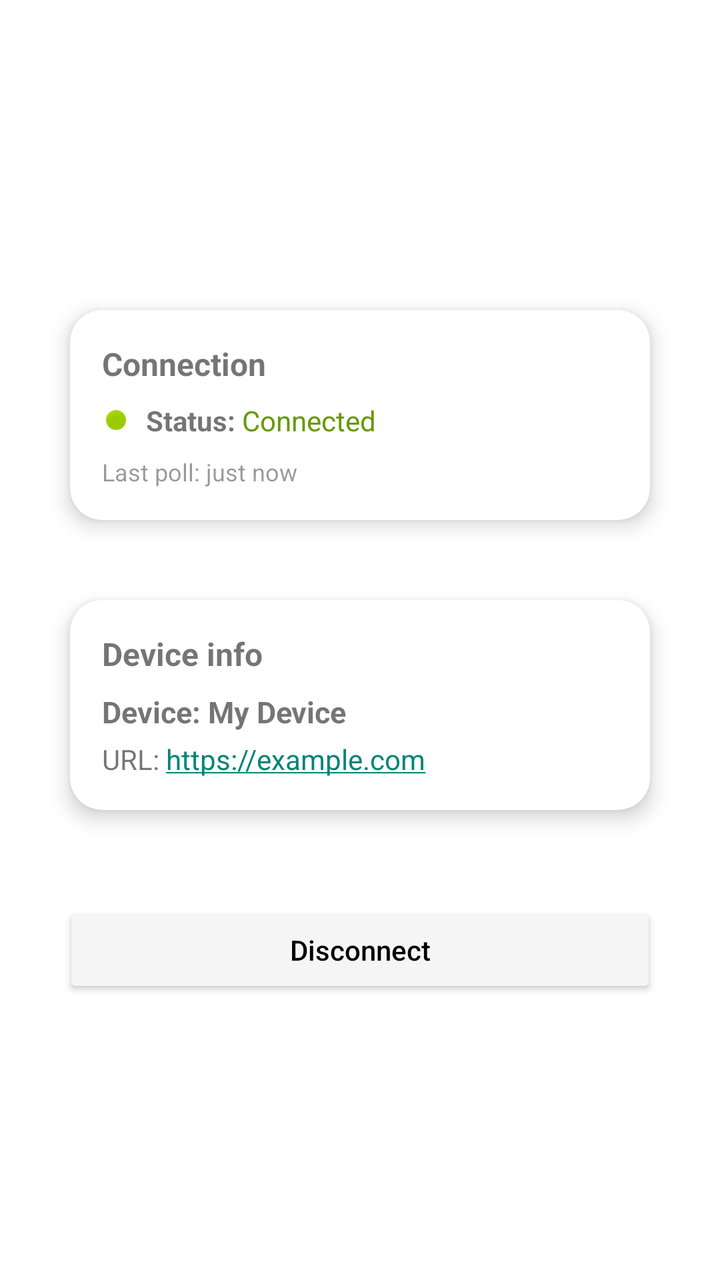
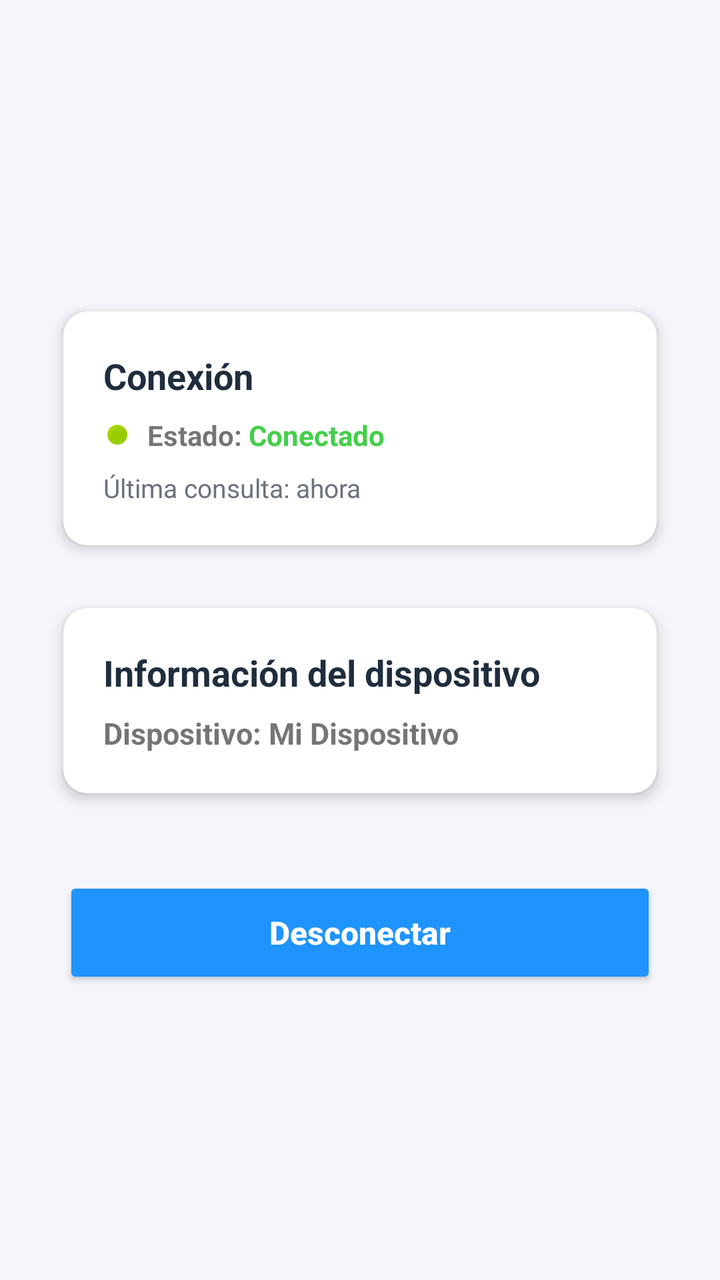

Compare the two renders of this Android layout. The source of the first and the diff that turns it into the second are given below.
<!-- AndroidManifest.xml: activity theme Theme.AppCompat.Light.NoActionBar -->
<!-- res/layout/activity_main.xml -->
<?xml version="1.0" encoding="utf-8"?>
<androidx.constraintlayout.widget.ConstraintLayout
    xmlns:android="http://schemas.android.com/apk/res/android"
    xmlns:app="http://schemas.android.com/apk/res-auto"
    android:layout_width="match_parent"
    android:layout_height="match_parent"
    android:padding="24dp"
    android:background="@color/white">

    <androidx.cardview.widget.CardView
        android:id="@+id/status_card"
        android:layout_width="0dp"
        android:layout_height="wrap_content"
        android:layout_marginBottom="12dp"
        app:cardCornerRadius="16dp"
        app:cardElevation="6dp"
        app:cardUseCompatPadding="true"
        app:layout_constraintBottom_toTopOf="@+id/info_card"
        app:layout_constraintEnd_toEndOf="parent"
        app:layout_constraintStart_toStartOf="parent"
        app:layout_constraintTop_toTopOf="parent"
        app:layout_constraintVertical_chainStyle="packed">

        <LinearLayout
            android:layout_width="match_parent"
            android:layout_height="wrap_content"
            android:orientation="vertical"
            android:padding="16dp">

            <TextView
                android:id="@+id/text_status_title"
                android:layout_width="wrap_content"
                android:layout_height="wrap_content"
                android:text="Connection"
                android:textStyle="bold"
                android:textSize="16sp" />

            <LinearLayout
                android:layout_width="match_parent"
                android:layout_height="wrap_content"
                android:layout_marginTop="8dp"
                android:gravity="start|center_vertical"
                android:orientation="horizontal">

                <ImageView
                    android:id="@+id/image_status_dot"
                    android:layout_width="14dp"
                    android:layout_height="14dp"
                    android:layout_marginEnd="8dp"
                    android:src="@android:drawable/presence_online"
                    android:contentDescription="Status indicator" />

                <TextView
                    android:id="@+id/text_status_label"
                    android:layout_width="wrap_content"
                    android:layout_height="wrap_content"
                    android:text="Status: "
                    android:textStyle="bold"
                    android:textSize="14sp" />

                <TextView
                    android:id="@+id/text_status_value"
                    android:layout_width="wrap_content"
                    android:layout_height="wrap_content"
                    android:text="Connected"
                    android:textColor="@android:color/holo_green_dark"
                    android:textSize="14sp" />
            </LinearLayout>

            <TextView
                android:id="@+id/text_last_poll"
                android:layout_width="wrap_content"
                android:layout_height="wrap_content"
                android:layout_marginTop="8dp"
                android:text="Last poll: just now"
                android:textSize="12sp"
                android:textColor="#66000000" />
        </LinearLayout>
    </androidx.cardview.widget.CardView>

    <androidx.cardview.widget.CardView
        android:id="@+id/info_card"
        android:layout_width="0dp"
        android:layout_height="wrap_content"
        app:cardCornerRadius="16dp"
        app:cardElevation="6dp"
        app:cardUseCompatPadding="true"
        app:layout_constraintTop_toBottomOf="@id/status_card"
        app:layout_constraintStart_toStartOf="parent"
        app:layout_constraintEnd_toEndOf="parent"
        android:layout_marginBottom="16dp"
        app:layout_constraintBottom_toTopOf="@+id/button_disconnect">

        <LinearLayout
            android:orientation="vertical"
            android:layout_width="match_parent"
            android:layout_height="wrap_content"
            android:padding="16dp">

            <TextView
                android:id="@+id/text_info_title"
                android:layout_width="wrap_content"
                android:layout_height="wrap_content"
                android:text="Device info"
                android:textStyle="bold"
                android:textSize="16sp" />

            <TextView
                android:id="@+id/text_device_name"
                android:layout_width="match_parent"
                android:layout_height="wrap_content"
                android:layout_marginTop="8dp"
                android:text="Device: My Device"
                android:textStyle="bold"
                android:textSize="15sp" />

            <TextView
                android:id="@+id/text_site_url"
                android:layout_width="match_parent"
                android:layout_height="wrap_content"
                android:text="URL: https://example.com"
                android:layout_marginTop="4dp"
                android:autoLink="web"
                android:textSize="14sp"/>
        </LinearLayout>
    </androidx.cardview.widget.CardView>

    <Button
        android:id="@+id/button_disconnect"
        android:layout_width="0dp"
        android:layout_height="48dp"
        android:text="Disconnect"
        android:textAllCaps="false"
        android:backgroundTint="?attr/colorPrimary"
        android:textColor="@android:color/black"
        android:layout_marginTop="16dp"
        app:layout_constraintTop_toBottomOf="@id/info_card"
        app:layout_constraintStart_toStartOf="parent"
        app:layout_constraintEnd_toEndOf="parent"
        app:layout_constraintBottom_toBottomOf="parent"
        app:layout_constraintWidth_percent="0.95"/>

</androidx.constraintlayout.widget.ConstraintLayout>
<!-- resources referenced by this layout -->
<resources>
  <color name="white">#FFFFFFFF</color>
</resources>

<!-- the commit's change to res/layout/activity_main.xml (unified diff, before → after) -->
@@ -5,15 +5,16 @@
     android:layout_width="match_parent"
     android:layout_height="match_parent"
     android:padding="24dp"
-    android:background="@color/white">
+    android:background="@color/chatwoot_background">
 
     <androidx.cardview.widget.CardView
         android:id="@+id/status_card"
         android:layout_width="0dp"
         android:layout_height="wrap_content"
         android:layout_marginBottom="12dp"
-        app:cardCornerRadius="16dp"
-        app:cardElevation="6dp"
+        app:cardBackgroundColor="@color/chatwoot_card"
+        app:cardCornerRadius="12dp"
+        app:cardElevation="4dp"
         app:cardUseCompatPadding="true"
         app:layout_constraintBottom_toTopOf="@+id/info_card"
         app:layout_constraintEnd_toEndOf="parent"
@@ -25,15 +26,16 @@
             android:layout_width="match_parent"
             android:layout_height="wrap_content"
             android:orientation="vertical"
-            android:padding="16dp">
+            android:padding="20dp">
 
             <TextView
                 android:id="@+id/text_status_title"
                 android:layout_width="wrap_content"
                 android:layout_height="wrap_content"
-                android:text="Connection"
+                android:text="Conexión"
                 android:textStyle="bold"
-                android:textSize="16sp" />
+                android:textSize="18sp"
+                android:textColor="@color/chatwoot_text_primary" />
 
             <LinearLayout
                 android:layout_width="match_parent"
@@ -54,7 +56,7 @@
                     android:id="@+id/text_status_label"
                     android:layout_width="wrap_content"
                     android:layout_height="wrap_content"
-                    android:text="Status: "
+                    android:text="Estado: "
                     android:textStyle="bold"
                     android:textSize="14sp" />
 
@@ -62,9 +64,10 @@
                     android:id="@+id/text_status_value"
                     android:layout_width="wrap_content"
                     android:layout_height="wrap_content"
-                    android:text="Connected"
-                    android:textColor="@android:color/holo_green_dark"
-                    android:textSize="14sp" />
+                    android:text="Conectado"
+                    android:textColor="@color/chatwoot_success"
+                    android:textSize="14sp"
+                    android:textStyle="bold" />
             </LinearLayout>
 
             <TextView
@@ -72,9 +75,9 @@
                 android:layout_width="wrap_content"
                 android:layout_height="wrap_content"
                 android:layout_marginTop="8dp"
-                android:text="Last poll: just now"
-                android:textSize="12sp"
-                android:textColor="#66000000" />
+                android:text="Última consulta: ahora"
+                android:textSize="13sp"
+                android:textColor="@color/chatwoot_text_secondary" />
         </LinearLayout>
     </androidx.cardview.widget.CardView>
 
@@ -82,8 +85,9 @@
         android:id="@+id/info_card"
         android:layout_width="0dp"
         android:layout_height="wrap_content"
-        app:cardCornerRadius="16dp"
-        app:cardElevation="6dp"
+        app:cardBackgroundColor="@color/chatwoot_card"
+        app:cardCornerRadius="12dp"
+        app:cardElevation="4dp"
         app:cardUseCompatPadding="true"
         app:layout_constraintTop_toBottomOf="@id/status_card"
         app:layout_constraintStart_toStartOf="parent"
@@ -95,22 +99,23 @@
             android:orientation="vertical"
             android:layout_width="match_parent"
             android:layout_height="wrap_content"
-            android:padding="16dp">
+            android:padding="20dp">
 
             <TextView
                 android:id="@+id/text_info_title"
                 android:layout_width="wrap_content"
                 android:layout_height="wrap_content"
-                android:text="Device info"
+                android:text="Información del dispositivo"
                 android:textStyle="bold"
-                android:textSize="16sp" />
+                android:textSize="18sp"
+                android:textColor="@color/chatwoot_text_primary" />
 
             <TextView
                 android:id="@+id/text_device_name"
                 android:layout_width="match_parent"
                 android:layout_height="wrap_content"
                 android:layout_marginTop="8dp"
-                android:text="Device: My Device"
+                android:text="Dispositivo: Mi Dispositivo"
                 android:textStyle="bold"
                 android:textSize="15sp" />
 
@@ -121,18 +126,21 @@
                 android:text="URL: https://example.com"
                 android:layout_marginTop="4dp"
                 android:autoLink="web"
-                android:textSize="14sp"/>
+                android:textSize="14sp"
+                android:visibility="gone"/>
         </LinearLayout>
     </androidx.cardview.widget.CardView>
 
     <Button
         android:id="@+id/button_disconnect"
         android:layout_width="0dp"
-        android:layout_height="48dp"
-        android:text="Disconnect"
+        android:layout_height="56dp"
+        android:text="Desconectar"
         android:textAllCaps="false"
-        android:backgroundTint="?attr/colorPrimary"
-        android:textColor="@android:color/black"
+        android:textSize="16sp"
+        android:textStyle="bold"
+        android:backgroundTint="@color/chatwoot_primary"
+        android:textColor="@color/white"
         android:layout_marginTop="16dp"
         app:layout_constraintTop_toBottomOf="@id/info_card"
         app:layout_constraintStart_toStartOf="parent"
<!-- resource entries referenced after the edit -->
@@ -1,5 +1,11 @@
 <!-- resources referenced by this layout -->
 <resources>
+  <color name="chatwoot_background">#f4f6fb</color>
+  <color name="chatwoot_card">#FFFFFF</color>
+  <color name="chatwoot_primary">#1f93ff</color>
+  <color name="chatwoot_success">#44ce4b</color>
+  <color name="chatwoot_text_primary">#1f2d3d</color>
+  <color name="chatwoot_text_secondary">#6B7280</color>
   <color name="white">#FFFFFFFF</color>
 </resources>
 
